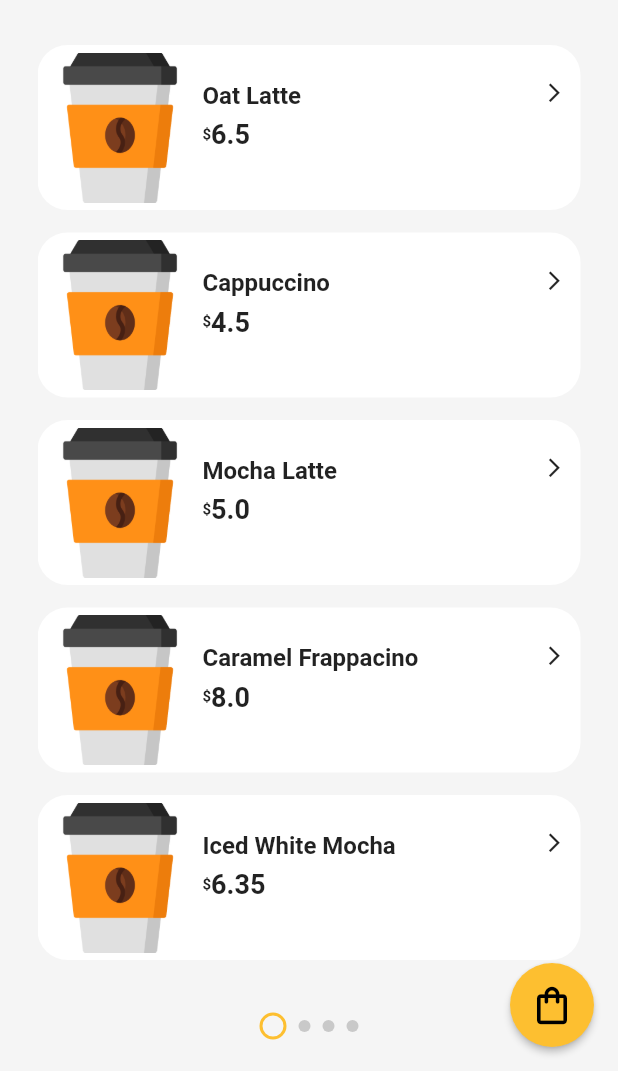
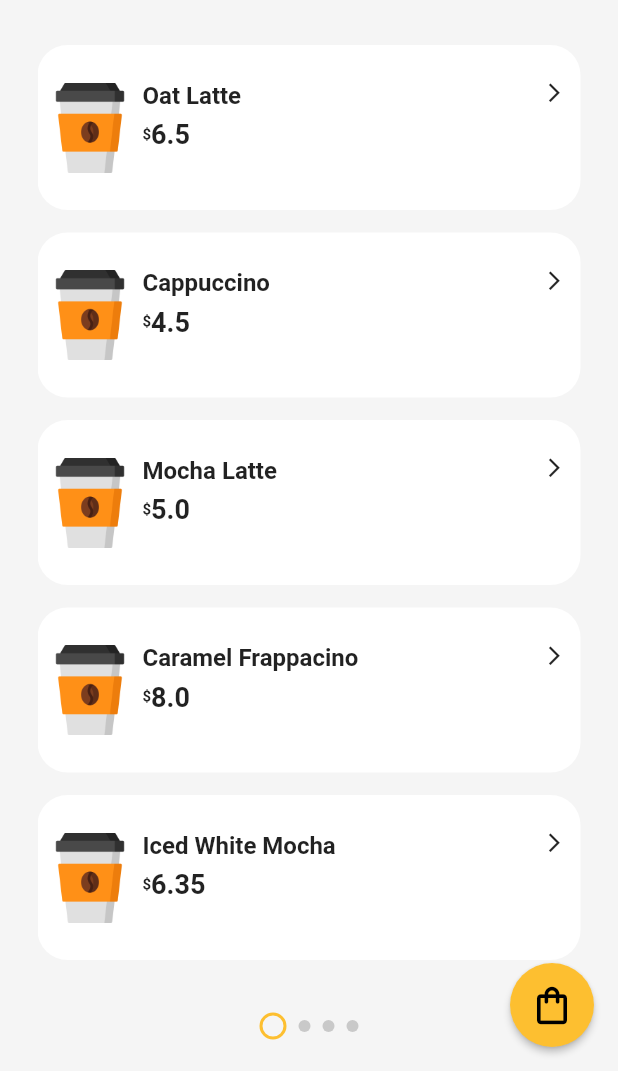
Before and after one commit to jakobcampos/CoffeeShopFrontend, a Flutter app: the screen it shows after launch, on a phone screen of 412 x 824 dp, the part 165-1236 px from its top. Run offline on Flutter 3.47's test engine with Material 2 defaults, Android fonts, the phone set to English and light mode, and no system bars; drawn by our look-alikes of smooth_page_indicator.

Commit message:
made coffee icon image smaller

```diff
--- a/coffee_app/lib/screens/home/widget/coffee_item.dart
+++ b/coffee_app/lib/screens/home/widget/coffee_item.dart
@@ -17,8 +17,8 @@ class CoffeeItem extends StatelessWidget {
         children: [
           Container(
               padding: const EdgeInsets.all(5),
-              width: 110,
-              height: 110,
+              width: 70,
+              height: 70,
               child: Image.asset(coffee.imgUrl, fit: BoxFit.fitHeight)),
           Expanded(
               child: Container(
@@ -53,8 +53,8 @@ class CoffeeItem extends StatelessWidget {
                     ),
                     Text(
                       '${coffee.price}',
-                      style:
-                          const TextStyle(fontSize: 18, fontWeight: FontWeight.bold),
+                      style: const TextStyle(
+                          fontSize: 18, fontWeight: FontWeight.bold),
                     ),
                   ],
                 ),
```
